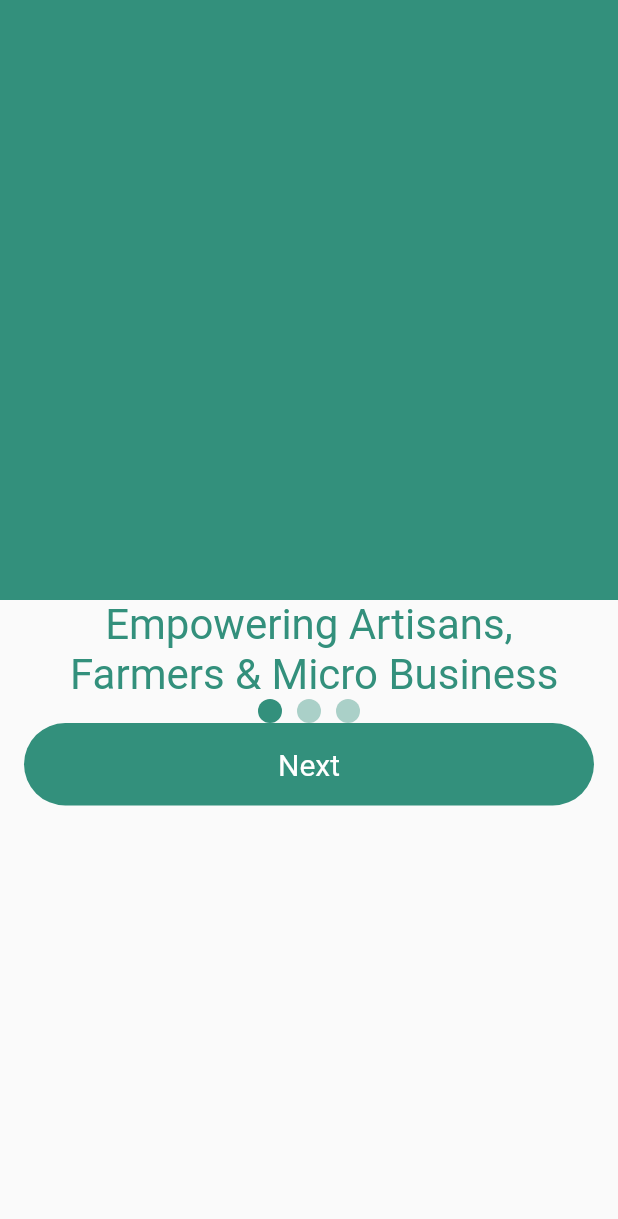
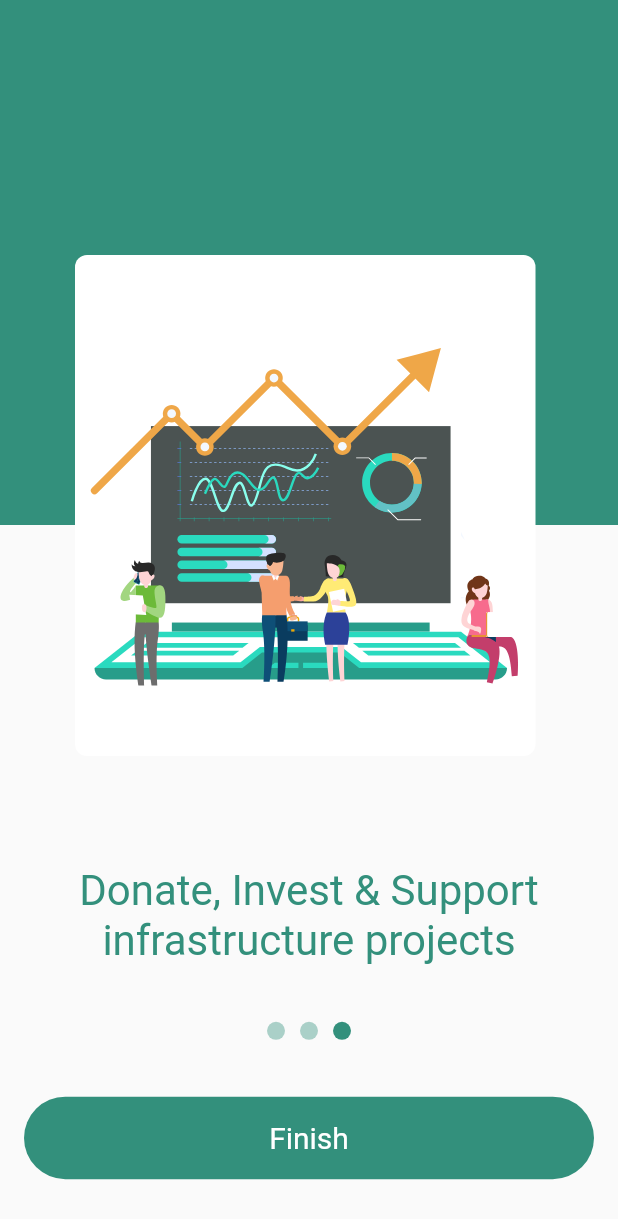
Before and after one commit to HusseinSalem17/TradlyApp, a Flutter app: the screen it shows after launch, on a phone screen of 412 x 824 dp. Shown: the top 1219 px of the screen. Run offline on Flutter 3.47's test engine with Material 2 defaults, Android fonts, the phone set to English and light mode, and no system bars; our stand-ins replace flutter_svg.

Commit message:
finish onboarding UI

```diff
--- a/lib/main.dart
+++ b/lib/main.dart
@@ -1,5 +1,5 @@
 import 'package:flutter/material.dart';
-import 'package:tradly_app/views/onBoarding_1.dart';
+import 'package:tradly_app/views/onboardingviews/onBoarding_3.dart';
 
 void main() {
   runApp(const TradlyApp());
@@ -12,7 +12,7 @@ class TradlyApp extends StatelessWidget {
   Widget build(BuildContext context) {
     return const MaterialApp(
       debugShowCheckedModeBanner: false,
-      home: OnBoarding(),
+      home: OnBoarding3(),
     );
   }
 }
--- a/lib/views/onBoarding_1.dart
+++ /dev/null
@@ -1,50 +0,0 @@
-import 'package:flutter/material.dart';
-import 'package:flutter_svg/flutter_svg.dart';
-import 'package:tradly_app/constants.dart';
-import 'package:tradly_app/widgets/circle_avatar.dart';
-import 'package:tradly_app/widgets/custom_botton.dart';
-
-class OnBoarding extends StatelessWidget {
-  const OnBoarding({super.key});
-
-  @override
-  Widget build(BuildContext context) {
-    return Scaffold(
-        body: Column(
-      children: [
-        Container(
-
-          height: 400,
-          color: kprimaryColor,
-
-        ),
-        // SvgPicture.asset(
-        //   'assets/images/Rectangle.svg',
-        // ),
-        const Text('Empowering Artisans,',
-            style: TextStyle(
-              color: kprimaryColor,
-              fontSize: 28
-            )),
-        const Text(' Farmers & Micro Business',style: TextStyle(
-              color: kprimaryColor,
-              fontSize: 28
-            )),
-        const Row(
-          mainAxisAlignment: MainAxisAlignment.center,
-          children: [
-            circleAvatar(isActive: true),
-            SizedBox(width: 10),
-            circleAvatar(),
-            SizedBox(width: 10),
-            circleAvatar(),
-          ],
-        ),
-        const Padding(
-          padding: EdgeInsets.symmetric(horizontal: 16),
-          child: CustomBottom(),
-        ),
-      ],
-    ));
-  }
-}
--- /dev/null
+++ b/lib/views/onboardingviews/onBoarding_3.dart
@@ -0,0 +1,62 @@
+import 'package:flutter/material.dart';
+import 'package:flutter_svg/flutter_svg.dart';
+import 'package:tradly_app/constants.dart';
+import 'package:tradly_app/widgets/circle_avatar.dart';
+import 'package:tradly_app/widgets/custom_botton.dart';
+
+class OnBoarding3 extends StatelessWidget {
+  const OnBoarding3({super.key});
+
+  @override
+  Widget build(BuildContext context) {
+    return Scaffold(
+        body: Column(
+      children: [
+        Stack(
+          clipBehavior: Clip.none,
+          children: [
+            Container(
+              height: 350,
+              color: kprimaryColor,
+            ),
+            Positioned(
+              left: 50,
+              top:170,
+              child: SvgPicture.asset(
+                'assets/images/onboarding3.svg',
+              ),
+            ),
+          ],
+        ),
+        const Spacer(flex: 6),
+        const Text('Donate, Invest & Support',
+            style: TextStyle(
+                color: kprimaryColor,
+                fontSize: 28,
+                fontWeight: FontWeight.w400)),
+        const Text('infrastructure projects',
+            style: TextStyle(
+                color: kprimaryColor,
+                fontSize: 28,
+                fontWeight: FontWeight.w400)),
+        const Spacer(flex: 1),
+        const Row(
+          mainAxisAlignment: MainAxisAlignment.center,
+          children: [
+            circleAvatar(),
+            SizedBox(width: 10),
+            circleAvatar(),
+            SizedBox(width: 10),
+            circleAvatar(isActive: true),
+          ],
+        ),
+        const Spacer(flex: 1),
+        Padding(
+          padding: const EdgeInsets.symmetric(horizontal: 16),
+          child: CustomBottom(bottomTitle: 'Finish'),
+        ),
+        const Spacer(flex: 1),
+      ],
+    ));
+  }
+}
--- a/lib/widgets/circle_avatar.dart
+++ b/lib/widgets/circle_avatar.dart
@@ -9,11 +9,11 @@ class circleAvatar extends StatelessWidget {
   Widget build(BuildContext context) {
     return isActive
         ? const CircleAvatar(
-            radius: 8,
+            radius: 6,
             backgroundColor: kprimaryColor,
           )
         :  CircleAvatar(
-            radius: 8,
+            radius: 6,
             backgroundColor: kprimaryColor.withOpacity(0.4),
           );
   }
--- a/lib/widgets/custom_botton.dart
+++ b/lib/widgets/custom_botton.dart
@@ -3,9 +3,10 @@ import 'package:tradly_app/constants.dart';
 
 
 class CustomBottom extends StatelessWidget {
-  const CustomBottom({super.key, this.onTap, this.isLoading = false});
+  CustomBottom({super.key, this.onTap, this.isLoading = false,required this.bottomTitle});
   final void Function()? onTap;
   final bool isLoading;
+  String bottomTitle;
   @override
   Widget build(BuildContext context) {
     return GestureDetector(
@@ -18,9 +19,9 @@ class CustomBottom extends StatelessWidget {
         child: Center(
             child: isLoading
                 ? const CircularProgressIndicator(color: Colors.black45)
-                : const Text(
-                    'Next',
-                    style: TextStyle(
+                :Text(
+                    bottomTitle,
+                    style: const TextStyle(
                         color: Colors.white,
                         fontSize: 20,
                         fontWeight: FontWeight.w400),
--- a/pubspec.yaml
+++ b/pubspec.yaml
@@ -60,7 +60,9 @@ flutter:
 
   # To add assets to your application, add an assets section, like this:
   assets:
-    - assets/images/Rectangle.svg
+    - assets/images/onboarding1.svg
+    - assets/images/onboarding2.svg
+    - assets/images/onboarding3.svg
   #   - images/a_dot_ham.jpeg
 
   # An image asset can refer to one or more resolution-specific "variants", see
```
Also changed, not shown: lib/views/onboardingviews/onBoarding_1.dart (added, +64 -0 lines), lib/views/onboardingviews/onBoarding_2.dart (added, +64 -0 lines), assets/images/Rectangle.svg (deleted), assets/images/onboarding1.svg (added), assets/images/onboarding2.svg (added), assets/images/onboarding3.svg (added).
